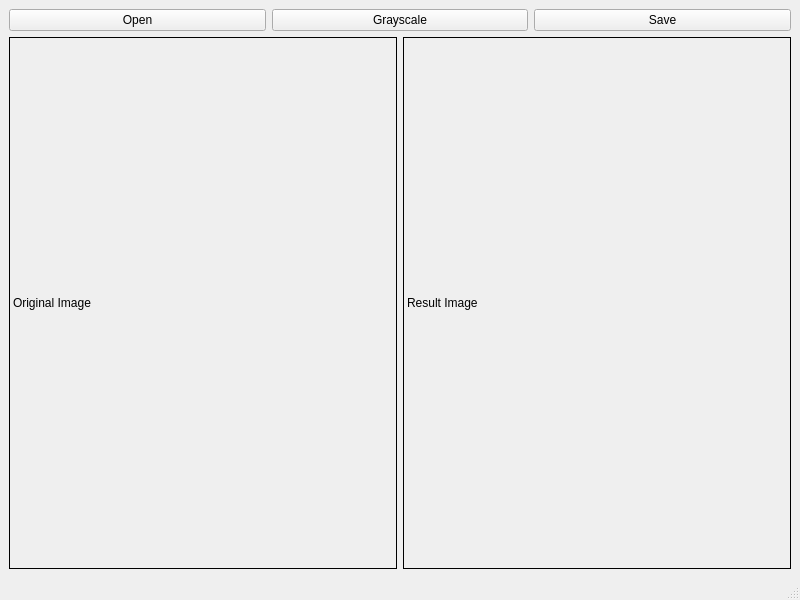
This is imaging-processing/MainWindow/mainwindow.ui in Dajung-Tech/dajung-portfolio as Qt 5 draws it before an edit. The edited form follows.
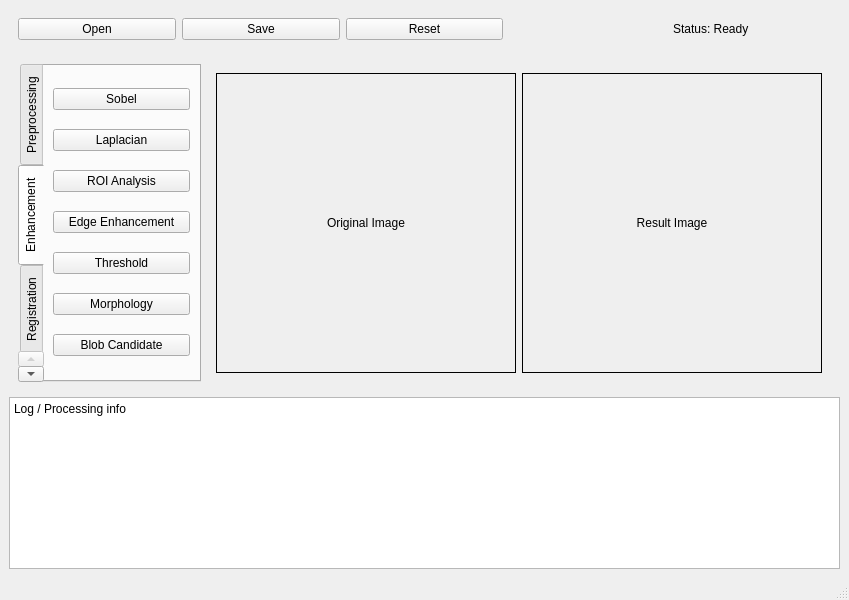
This is the edited form. The open tabs and pages were chosen to show the change.

Commit message: feat: preprocessing 1차

```diff
--- a/imaging-processing/MainWindow/mainwindow.ui
+++ b/imaging-processing/MainWindow/mainwindow.ui
@@ -16,6 +16,7 @@
   <widget class="QWidget" name="centralwidget">
    <layout class="QVBoxLayout" name="verticalLayout">
     <item>
+     <widget class="QWidget" name="topBarWidget" native="true">
      <layout class="QHBoxLayout" name="horizontalLayout">
       <item>
        <widget class="QPushButton" name="openButton">
@@ -24,13 +25,6 @@
         </property>
        </widget>
       </item>
-      <item>
-       <widget class="QPushButton" name="grayscaleButton">
-        <property name="text">
-         <string>Grayscale</string>
-        </property>
-       </widget>
-      </item>
       <item>
        <widget class="QPushButton" name="saveButton">
         <property name="text">
@@ -38,31 +32,313 @@
         </property>
        </widget>
       </item>
-     </layout>
+       <item>
+        <widget class="QPushButton" name="resetButton">
+         <property name="text">
+          <string>Reset</string>
+         </property>
+        </widget>
+       </item>
+       <item>
+        <widget class="QWidget" name="widget" native="true"/>
+       </item>
+       <item>
+        <widget class="QLabel" name="statusLabel">
+         <property name="text">
+          <string>Status: Ready</string>
+         </property>
+        </widget>
+       </item>
+      </layout>
+     </widget>
     </item>
     <item>
+     <widget class="QWidget" name="centerWidget" native="true">
      <layout class="QHBoxLayout" name="horizontalLayout_2">
       <item>
+        <widget class="QTabWidget" name="mainTabWidget">
+         <property name="sizePolicy">
+          <sizepolicy hsizetype="Expanding" vsizetype="Expanding">
+           <horstretch>0</horstretch>
+           <verstretch>0</verstretch>
+          </sizepolicy>
+         </property>
+         <property name="tabPosition">
+          <enum>QTabWidget::TabPosition::West</enum>
+         </property>
+         <property name="tabShape">
+          <enum>QTabWidget::TabShape::Rounded</enum>
+         </property>
+         <property name="currentIndex">
+          <number>0</number>
+         </property>
+         <widget class="QWidget" name="Preprocessing">
+          <attribute name="title">
+           <string>Preprocessing</string>
+          </attribute>
+          <layout class="QVBoxLayout" name="verticalLayout_2">
+           <item>
+            <widget class="QPushButton" name="grayscaleButton">
+             <property name="text">
+              <string>Grayscale</string>
+             </property>
+            </widget>
+           </item>
+           <item>
+            <widget class="QPushButton" name="gaussianBlurButton">
+             <property name="text">
+              <string>Gaussian Blur</string>
+             </property>
+            </widget>
+           </item>
+           <item>
+            <widget class="QPushButton" name="medianFilterButton">
+             <property name="text">
+              <string>Median Filter</string>
+             </property>
+            </widget>
+           </item>
+           <item>
+            <widget class="QPushButton" name="histEqButton">
+             <property name="text">
+              <string>Histogram Equalization</string>
+             </property>
+            </widget>
+           </item>
+           <item>
+            <widget class="QPushButton" name="sharpenButton">
+             <property name="text">
+              <string>Sharpening</string>
+             </property>
+            </widget>
+           </item>
+           <item>
+            <widget class="QLabel" name="label">
+             <property name="text">
+              <string>Contrast</string>
+             </property>
+            </widget>
+           </item>
+           <item>
+            <widget class="QSlider" name="contrastSlider">
+             <property name="orientation">
+              <enum>Qt::Orientation::Horizontal</enum>
+             </property>
+            </widget>
+           </item>
+          </layout>
+         </widget>
+         <widget class="QWidget" name="Enhancement">
+          <attribute name="title">
+           <string>Enhancement</string>
+          </attribute>
+          <layout class="QVBoxLayout" name="verticalLayout_3">
+           <item>
+            <widget class="QPushButton" name="sobelButton">
+             <property name="text">
+              <string>Sobel</string>
+             </property>
+            </widget>
+           </item>
+           <item>
+            <widget class="QPushButton" name="laplacianButton">
+             <property name="text">
+              <string>Laplacian</string>
+             </property>
+            </widget>
+           </item>
+           <item>
+            <widget class="QPushButton" name="roiButton">
+             <property name="text">
+              <string>ROI Analysis</string>
+             </property>
+            </widget>
+           </item>
+           <item>
+            <widget class="QPushButton" name="edgeEnhancementButton">
+             <property name="text">
+              <string>Edge Enhancement</string>
+             </property>
+            </widget>
+           </item>
+           <item>
+            <widget class="QPushButton" name="thresholdButton">
+             <property name="text">
+              <string>Threshold</string>
+             </property>
+            </widget>
+           </item>
+           <item>
+            <widget class="QPushButton" name="morphologyButton">
+             <property name="text">
+              <string>Morphology</string>
+             </property>
+            </widget>
+           </item>
+           <item>
+            <widget class="QPushButton" name="blobButton">
+             <property name="text">
+              <string>Blob Candidate</string>
+             </property>
+            </widget>
+           </item>
+          </layout>
+         </widget>
+         <widget class="QWidget" name="Registration">
+          <attribute name="title">
+           <string>Registration</string>
+          </attribute>
+          <layout class="QVBoxLayout" name="verticalLayout_4">
+           <item>
+            <widget class="QPushButton" name="loadReferenceButton">
+             <property name="text">
+              <string>Load Reference</string>
+             </property>
+            </widget>
+           </item>
+           <item>
+            <widget class="QPushButton" name="loadTargetButton">
+             <property name="text">
+              <string>Load Target</string>
+             </property>
+            </widget>
+           </item>
+           <item>
+            <widget class="QPushButton" name="registerButton">
+             <property name="text">
+              <string>Register</string>
+             </property>
+            </widget>
+           </item>
+           <item>
+            <widget class="QPushButton" name="showOverlayButton">
+             <property name="text">
+              <string>Show Overlay</string>
+             </property>
+            </widget>
+           </item>
+           <item>
+            <widget class="QLabel" name="shiftXLabel">
+             <property name="text">
+              <string>Shift X : 0</string>
+             </property>
+            </widget>
+           </item>
+           <item>
+            <widget class="QLabel" name="shiftYLabel">
+             <property name="text">
+              <string>Shift Y : 0</string>
+             </property>
+            </widget>
+           </item>
+           <item>
+            <widget class="QLabel" name="rotationLabel">
+             <property name="text">
+              <string>Rotation : 0</string>
+             </property>
+            </widget>
+           </item>
+          </layout>
+         </widget>
+         <widget class="QWidget" name="Reconstruction">
+          <attribute name="title">
+           <string>Reconstruction</string>
+          </attribute>
+          <layout class="QVBoxLayout" name="verticalLayout_5">
+           <item>
+            <widget class="QPushButton" name="loadPhantomButton">
+             <property name="text">
+              <string>Load Phantom</string>
+             </property>
+            </widget>
+           </item>
+           <item>
+            <widget class="QPushButton" name="generateSignogramButton">
+             <property name="text">
+              <string>Generate Sinogram</string>
+             </property>
+            </widget>
+           </item>
+           <item>
+            <widget class="QPushButton" name="backProjectionButton">
+             <property name="text">
+              <string>Back Projection</string>
+             </property>
+            </widget>
+           </item>
+           <item>
+            <widget class="QPushButton" name="filteredBackProjectionButton">
+             <property name="text">
+              <string>Filtered Back Projection</string>
+             </property>
+            </widget>
+           </item>
+          </layout>
+         </widget>
+        </widget>
+       </item>
+       <item>
+        <widget class="QWidget" name="imageCompareWidget" native="true">
+         <layout class="QHBoxLayout" name="horizontalLayout_3">
+          <item>
        <widget class="QLabel" name="originalLabel">
+            <property name="minimumSize">
+             <size>
+              <width>300</width>
+              <height>300</height>
+             </size>
+            </property>
         <property name="frameShape">
          <enum>QFrame::Shape::Box</enum>
         </property>
         <property name="text">
          <string>Original Image</string>
         </property>
+            <property name="scaledContents">
+             <bool>true</bool>
+            </property>
+            <property name="alignment">
+             <set>Qt::AlignmentFlag::AlignCenter</set>
+            </property>
        </widget>
       </item>
       <item>
        <widget class="QLabel" name="resultLabel">
+            <property name="minimumSize">
+             <size>
+              <width>300</width>
+              <height>300</height>
+             </size>
+            </property>
         <property name="frameShape">
          <enum>QFrame::Shape::Box</enum>
         </property>
         <property name="text">
          <string>Result Image</string>
         </property>
+            <property name="scaledContents">
+             <bool>true</bool>
+            </property>
+            <property name="alignment">
+             <set>Qt::AlignmentFlag::AlignCenter</set>
+            </property>
        </widget>
       </item>
      </layout>
+        </widget>
+       </item>
+      </layout>
+     </widget>
+    </item>
+    <item>
+     <widget class="QPlainTextEdit" name="logTextEdit">
+      <property name="readOnly">
+       <bool>true</bool>
+      </property>
+      <property name="plainText">
+       <string>Log / Processing info</string>
+      </property>
+     </widget>
     </item>
    </layout>
   </widget>
```
Lines whose indentation alone changed are shown as unchanged. The commit also changes 4 other files.
